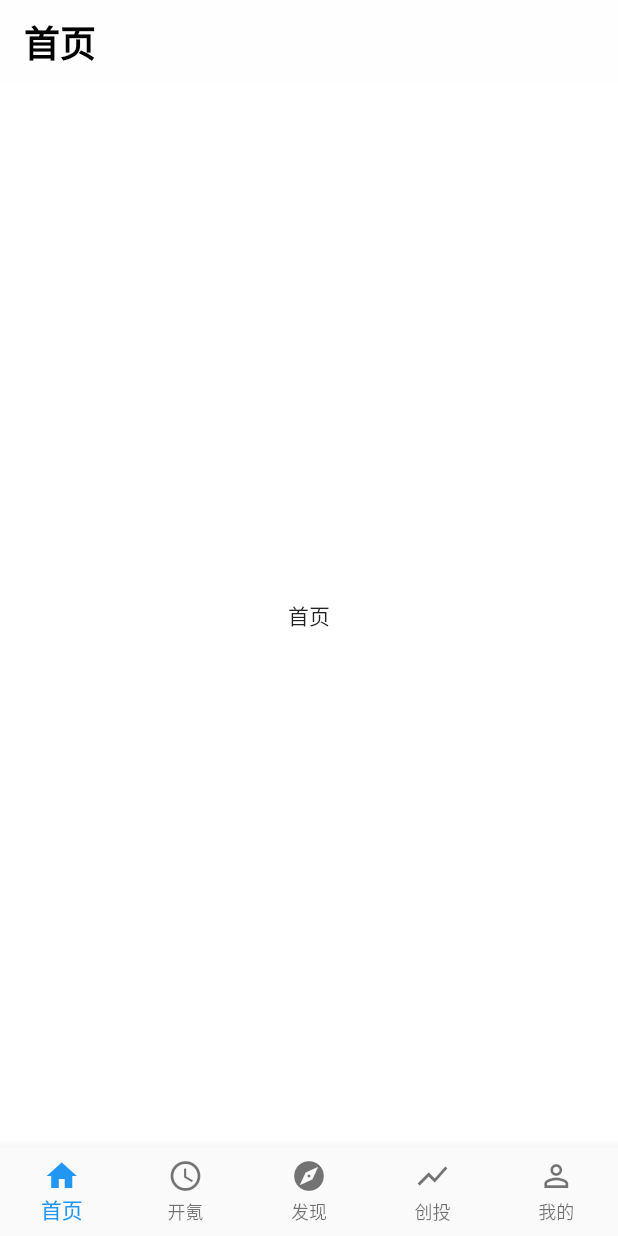
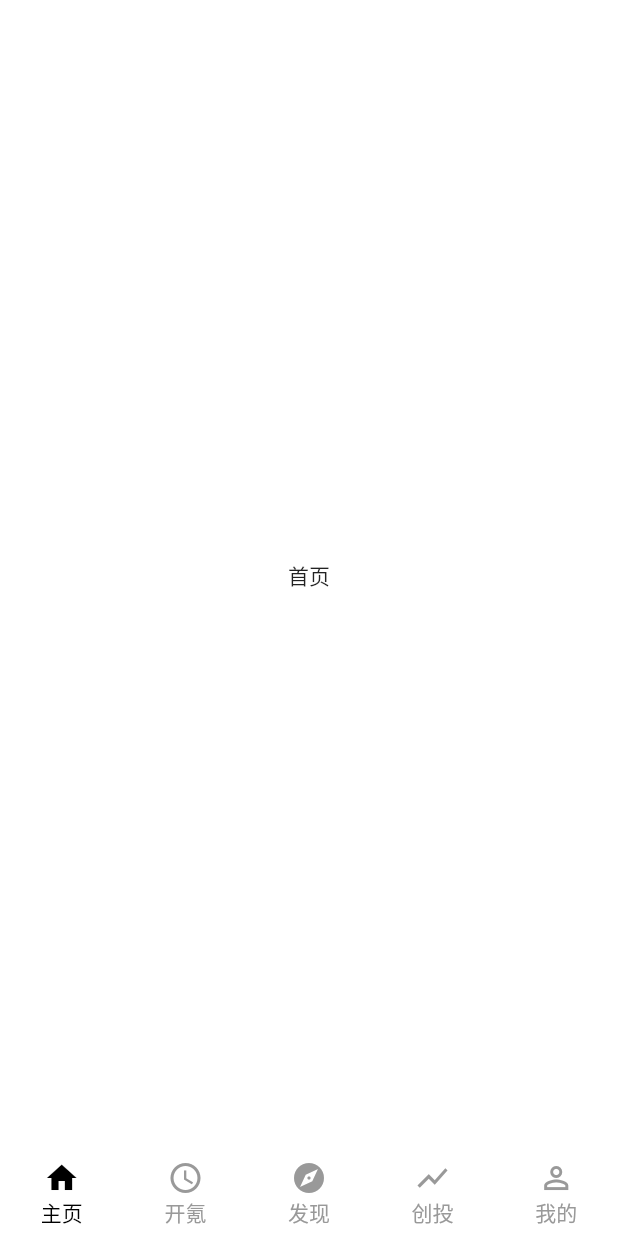
Before and after one commit to kingbora/flutter_36kr, a Flutter app: the screen it shows after launch, on a phone screen of 412 x 824 dp. Run offline on Flutter 3.47's test engine with Material 2 defaults, Android fonts, the phone set to English and light mode, and no system bars; our stand-ins replace fluro; statements that could not run were skipped.

Commit message:
fix(TabBar):将原来的NavigationBottomBar改为TabBar, 去除其图标变大变小等问题

```diff
--- a/lib/components/custom_form.dart
+++ b/lib/components/custom_form.dart
@@ -103,6 +103,7 @@ class _CustomFormState extends State<CustomForm> {
             Expanded(
               flex: 1,
               child: TextFormField(
+                keyboardType: TextInputType.phone,
                 decoration: InputDecoration(
                   labelText: "输入手机号",
                   labelStyle: TextStyle(color: AppColor.textIndentColor),
@@ -128,6 +129,7 @@ class _CustomFormState extends State<CustomForm> {
       children: <Widget>[
         Container(
           child: TextFormField(
+            keyboardType: TextInputType.text,
             decoration: InputDecoration(
               labelText: "输入密码",
               labelStyle: TextStyle(color: AppColor.textIndentColor),
@@ -154,6 +156,7 @@ class _CustomFormState extends State<CustomForm> {
           children: <Widget>[
             Container(
               child: TextFormField(
+                keyboardType: TextInputType.number,
                   decoration: InputDecoration(
                     labelText: "输入验证码",
                     labelStyle: TextStyle(color: AppColor.textIndentColor),
--- a/lib/main.dart
+++ b/lib/main.dart
@@ -10,9 +10,10 @@ import 'package:flutter_36kr/views/mine/mine.dart';
 import 'package:flutter_36kr/constants/theme.dart';
 
 import 'package:flutter_36kr/routes/routes.dart';
-import 'package:flutter_36kr/stores/stores.dart';
 
-void main() => runApp(MyApp());
+void main() {
+  runApp(MyApp());
+}
 
 class MyApp extends StatelessWidget {
   MyApp() {
@@ -20,7 +21,7 @@ class MyApp extends StatelessWidget {
     final router = new Router();
     Routes.configureRoutes(router);
     //将路由放置全局变量上
-    Window.router = router;
+    Routes.routes = router;
   }
 
   @override
@@ -30,7 +31,7 @@ class MyApp extends StatelessWidget {
       //关于ThemeData详情可见docs/ThemeData.md
       theme: MyTheme.androidTheme,
       home: MyAppEntry(),
-      onGenerateRoute: Window.router.generator,
+      onGenerateRoute: Routes.routes.generator,
     );
   }
 }
@@ -40,9 +41,11 @@ class MyAppEntry extends StatefulWidget {
   _MyAppEntryState createState() => _MyAppEntryState();
 }
 
-class _MyAppEntryState extends State<MyAppEntry> {
+class _MyAppEntryState extends State<MyAppEntry>
+    with SingleTickerProviderStateMixin {
   //当前对应的tab索引
   int _selectedIndex = 0;
+  TabController _tabController;
 
   //每个tab页对应的页面
   final _navigationPageItems = [
@@ -53,29 +56,22 @@ class _MyAppEntryState extends State<MyAppEntry> {
     Mine()
   ];
 
-  //底部导航的tab
-  List<BottomNavigationBarItem> _navigationBarItems = [
-    BottomNavigationBarItem(
-      title: Text("首页"),
-      icon: Icon(Icons.home),
-    ),
-    BottomNavigationBarItem(
-      title: Text("开氪"),
-      icon: Icon(Icons.access_time),
-    ),
-    BottomNavigationBarItem(
-      title: Text("发现"),
-      icon: Icon(Icons.explore),
-    ),
-    BottomNavigationBarItem(
-      title: Text("创投"),
-      icon: Icon(Icons.show_chart),
-    ),
-    BottomNavigationBarItem(
-      title: Text("我的"),
-      icon: Icon(Icons.person_outline),
-    )
-  ];
+  @override
+  void initState() {
+    super.initState();
+    print(_navigationPageItems.length);
+    _tabController = TabController(
+      length: 5,
+      initialIndex: _selectedIndex,
+      vsync: this,
+    );
+  }
+
+  @override
+  void dispose() {
+    _tabController.dispose();
+    super.dispose();
+  }
 
   //当tab点击时,更新索引
   void _onItemTapped(int selectedIndex) {
@@ -87,12 +83,74 @@ class _MyAppEntryState extends State<MyAppEntry> {
   @override
   Widget build(BuildContext context) {
     return Scaffold(
-      body: _navigationPageItems.elementAt(_selectedIndex),
-      bottomNavigationBar: BottomNavigationBar(
-        items: _navigationBarItems,
-        currentIndex: _selectedIndex,
-        type:BottomNavigationBarType.fixed,
-        onTap: _onItemTapped,
+      body: _navigationPageItems[_selectedIndex],
+      bottomNavigationBar: Container(
+        height: 56.0,
+        width: double.infinity,
+        child: TabBar(
+          tabs: <Widget>[
+            Tab(
+              child: Column(
+                mainAxisAlignment: MainAxisAlignment.spaceAround,
+                children: <Widget>[
+                  Icon(Icons.home),
+                  Container(
+                    child: Text("主页"),
+                  )
+                ],
+              ),
+            ),
+            Tab(
+              child: Column(
+                mainAxisAlignment: MainAxisAlignment.spaceAround,
+                children: <Widget>[
+                  Icon(Icons.access_time),
+                  Container(
+                    child: Text("开氪"),
+                  )
+                ],
+              ),
+            ),
+            Tab(
+              child: Column(
+                mainAxisAlignment: MainAxisAlignment.spaceAround,
+                children: <Widget>[
+                  Icon(Icons.explore),
+                  Container(
+                    child: Text("发现"),
+                  )
+                ],
+              ),
+            ),
+            Tab(
+              child: Column(
+                mainAxisAlignment: MainAxisAlignment.spaceAround,
+                children: <Widget>[
+                  Icon(Icons.show_chart),
+                  Container(
+                    child: Text("创投"),
+                  )
+                ],
+              ),
+            ),
+            Tab(
+              child: Column(
+                mainAxisAlignment: MainAxisAlignment.spaceAround,
+                children: <Widget>[
+                  Icon(Icons.person_outline),
+                  Container(
+                    child: Text("我的"),
+                  )
+                ],
+              ),
+            ),
+          ],
+          controller: _tabController,
+          onTap: _onItemTapped,
+          indicatorWeight: 0.00001,
+          labelColor: Color(0xff000000),
+          unselectedLabelColor: Color(0xff999999),
+        ),
       ),
     );
   }
--- a/lib/pages/login.dart
+++ b/lib/pages/login.dart
@@ -1,6 +1,5 @@
 import 'package:flutter/material.dart';
 
-import 'package:flutter_36kr/stores/stores.dart';
 import 'package:flutter_36kr/routes/routes.dart';
 
 import 'package:flutter_36kr/constants/style.dart';
@@ -24,7 +23,7 @@ class _LoginState extends State<Login> {
         leading: IconButton(
           icon: Icon(Icons.close, color: AppColor.bottomBarItemActiveColor),
           onPressed: () {
-            Window.router.pop(context);
+            Routes.routes.pop(context);
           },
         ),
         actions: <Widget>[
@@ -34,7 +33,7 @@ class _LoginState extends State<Login> {
               style: TextStyle(color: AppColor.bottomBarItemActiveColor),
             ),
             onPressed: () {
-              Window.router.navigateTo(context, Routes.register);
+              Routes.routes.navigateTo(context, Routes.register);
             },
           )
         ],
--- a/lib/routes/router_handler.dart
+++ b/lib/routes/router_handler.dart
@@ -4,6 +4,7 @@ import 'package:fluro/fluro.dart';
 import 'package:flutter_36kr/main.dart';
 import 'package:flutter_36kr/pages/login.dart';
 import 'package:flutter_36kr/pages/register.dart';
+import 'package:flutter_36kr/views/splash.dart';
 
 var homeHandler = new Handler(
   handlerFunc: (BuildContext context, Map<String, List<String>> params) {
@@ -22,3 +23,9 @@ var registerHandler = new Handler(
     return new Register();
   }
 );
+
+var splashHandler = new Handler(
+  handlerFunc: (BuildContext context, Map<String, List<String>> params) {
+    return new Splash();
+  }
+);
--- a/lib/routes/routes.dart
+++ b/lib/routes/routes.dart
@@ -4,7 +4,9 @@ import 'package:flutter/material.dart';
 import 'package:flutter_36kr/routes/router_handler.dart';
 
 class Routes {
-  static String root = "/home/:tabIndex";
+  static Router routes;
+  static String root = "/root";
+  static String home = "/home/:tabIndex";
   static String login = "/login";
   static String register = "/register";
 
@@ -15,8 +17,10 @@ class Routes {
       }
     );
 
+    router.define(root, handler: splashHandler);
+
     //主入口
-    router.define(root, handler: homeHandler);
+    router.define(home, handler: homeHandler);
 
     router.define(login, handler: loginHandler);
 
--- a/lib/stores/stores.dart
+++ /dev/null
@@ -1,5 +0,0 @@
-import 'package:fluro/fluro.dart';
-//全局变量
-class Window {
-  static Router router;
-}
--- a/lib/views/discovery/discovery.dart
+++ b/lib/views/discovery/discovery.dart
@@ -12,9 +12,6 @@ class _DiscoveryState extends State<Discovery> with AutomaticKeepAliveClientMixi
 
   Widget build(BuildContext context) {
     return Scaffold(
-      appBar: AppBar(
-        title: Text("发现"),
-      ),
       body: Center(
         child: Text("发现"),
       ),
--- a/lib/views/home_page/home_page.dart
+++ b/lib/views/home_page/home_page.dart
@@ -12,9 +12,6 @@ class _HomePageState extends State<HomePage> with AutomaticKeepAliveClientMixin
 
   Widget build(BuildContext context) {
     return Scaffold(
-      appBar: AppBar(
-        title: Text("首页"),
-      ),
       body: Center(
         child: Text("首页"),
       ),
--- a/lib/views/mine/mine.dart
+++ b/lib/views/mine/mine.dart
@@ -1,6 +1,5 @@
 import 'package:flutter/material.dart';
 
-import 'package:flutter_36kr/stores/stores.dart';
 import 'package:flutter_36kr/routes/routes.dart';
 
 class Mine extends StatefulWidget {
@@ -15,14 +14,11 @@ class _MineState extends State<Mine> with AutomaticKeepAliveClientMixin {
 
   Widget build(BuildContext context) {
     return Scaffold(
-      appBar: AppBar(
-        title: Text("我的"),
-      ),
       body: Center(
         child: RaisedButton(
           child: Text("登录"),
           onPressed: () {
-            Window.router.navigateTo(context, Routes.login);
+            Routes.routes.navigateTo(context, Routes.login);
           },
         ),
       ),
```
Also changed, not shown: lib/views/splash.dart (added, +42 -0 lines), assets/images/splash.png (added), 6 other files.
